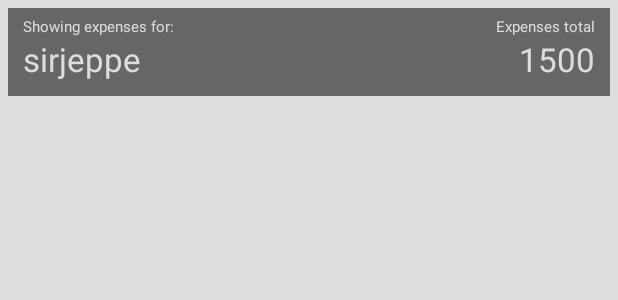
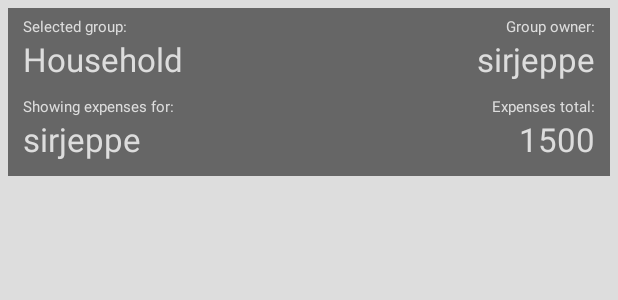
Before and after one commit to sirjeppe/FairSplit, an Android app: the layout content_expenses.xml on its own in the app's theme, with its tools: preview values and no code run, on a phone screen of 412 x 824 dp. Shown: the top 300 px of the screen. Run offline under Robolectric (Android 15) with nearby library versions, the phone set to English and light mode, and no system bars; network calls fail.

Commit message:
Show selected group in sum wrapper and other fixes

```diff
--- a/app/src/main/java/se/yawnmedia/fairsplit/PopupExpense.java
+++ b/app/src/main/java/se/yawnmedia/fairsplit/PopupExpense.java
@@ -231,7 +231,7 @@ public class PopupExpense {
                 mainActivity.expenseAdapter.remove(expense);
                 app.getCurrentUser().expenses.remove(expense);
             }
-            mainActivity.updateSelectedUser();
+            mainActivity.updateSumWrapper();
             mainActivity.expenseAdapter.notifyDataSetChanged();
         }
     }
--- a/app/src/main/res/layout/content_expenses.xml
+++ b/app/src/main/res/layout/content_expenses.xml
@@ -32,10 +32,50 @@
             app:layout_constraintTop_toTopOf="parent">
 
             <TextView
+                android:id="@+id/selected_group_header"
+                android:layout_width="wrap_content"
+                android:layout_height="wrap_content"
+                android:layout_alignParentStart="true"
+                android:text="@string/selected_group_text"
+                android:textColor="@color/text_color_inverted"
+                android:textSize="10dp"/>
+
+            <TextView
+                android:id="@+id/selected_group"
+                android:layout_width="wrap_content"
+                android:layout_height="wrap_content"
+                android:layout_alignParentStart="true"
+                android:layout_below="@id/selected_group_header"
+                android:layout_marginBottom="10dp"
+                android:textColor="@color/text_color_inverted"
+                android:textSize="22dp"
+                tools:text="Household"/>
+
+            <TextView
+                android:id="@+id/selected_group_owner_text"
+                android:layout_width="wrap_content"
+                android:layout_height="wrap_content"
+                android:layout_alignParentEnd="true"
+                android:text="@string/selected_group_owner_text"
+                android:textColor="@color/text_color_inverted"
+                android:textSize="10dp"/>
+
+            <TextView
+                android:id="@+id/selected_group_owner"
+                android:layout_width="wrap_content"
+                android:layout_height="wrap_content"
+                android:layout_alignParentEnd="true"
+                android:layout_below="@+id/selected_group_owner_text"
+                android:layout_marginBottom="10dp"
+                android:textColor="@color/text_color_inverted"
+                android:textSize="22dp"
+                tools:text="sirjeppe"/>
+
+            <TextView
                 android:id="@+id/user_name_text"
                 android:layout_width="wrap_content"
                 android:layout_height="wrap_content"
-                android:layout_alignParentStart="true"
+                android:layout_below="@id/selected_group"
                 android:text="@string/selected_user_text"
                 android:textColor="@color/text_color_inverted"
                 android:textSize="10dp"/>
@@ -55,7 +95,8 @@
                 android:layout_width="wrap_content"
                 android:layout_height="wrap_content"
                 android:layout_alignParentEnd="true"
-                android:text="@string/selected_user_expense_total"
+                android:layout_below="@id/selected_group"
+                android:text="@string/selected_user_expense_total_text"
                 android:textColor="@color/text_color_inverted"
                 android:textSize="10dp"/>
 
--- a/app/src/main/res/values/strings.xml
+++ b/app/src/main/res/values/strings.xml
@@ -23,8 +23,10 @@
     <string name="tabname_settings">Settings</string>
 
     <!-- Pager texts -->
+    <string name="selected_group_text">Selected group:</string>
+    <string name="selected_group_owner_text">Group owner:</string>
     <string name="selected_user_text">Showing expenses for:</string>
-    <string name="selected_user_expense_total">Expenses total</string>
+    <string name="selected_user_expense_total_text">Expenses total:</string>
     <string name="select_group">Select group</string>
     <string name="select_user">Select user</string>
     <string name="settings">Settings</string>
```
Also changed, not shown: app/src/main/java/se/yawnmedia/fairsplit/MainActivity.java (+19 -15 lines), app/src/main/java/se/yawnmedia/fairsplit/User.java (+5 -4 lines).
